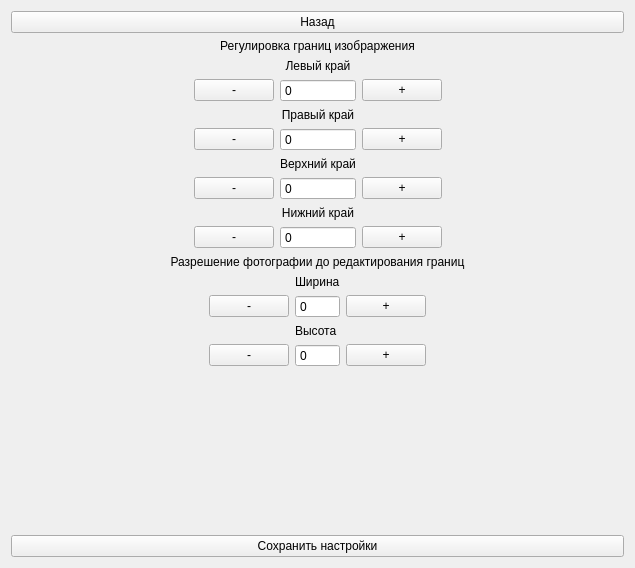
The window that resources/ui/SettingsForm.ui (StellarCampfire/GeoPhoto) describes before a commit, drawn with Qt 5.
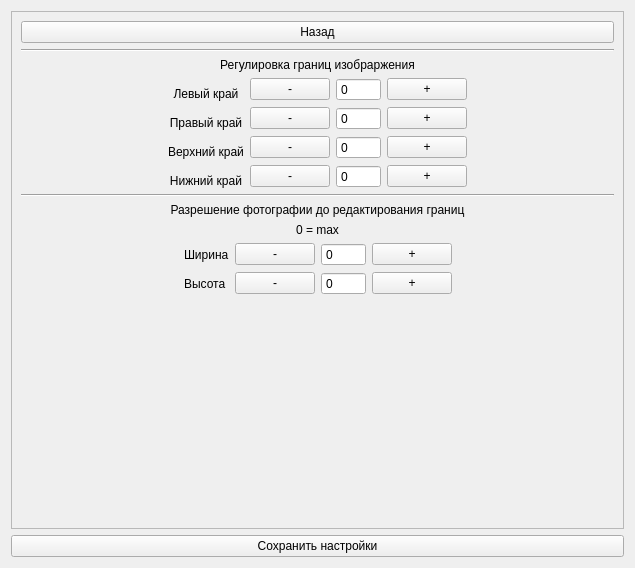
The same window after the commit.

Commit message: settings window

The edit to the form file:
```diff
--- a/resources/ui/SettingsForm.ui
+++ b/resources/ui/SettingsForm.ui
@@ -15,12 +15,34 @@
   </property>
   <layout class="QVBoxLayout" name="verticalLayout">
    <item>
+    <widget class="QScrollArea" name="scrollArea">
+     <property name="widgetResizable">
+      <bool>true</bool>
+     </property>
+     <widget class="QWidget" name="scrollAreaWidgetContents">
+      <property name="geometry">
+       <rect>
+        <x>0</x>
+        <y>0</y>
+        <width>621</width>
+        <height>533</height>
+       </rect>
+      </property>
+      <layout class="QVBoxLayout" name="verticalLayout_2">
+       <item>
     <widget class="QPushButton" name="back_pushButton">
      <property name="text">
       <string>Назад</string>
      </property>
     </widget>
    </item>
+       <item>
+        <widget class="Line" name="line_2">
+         <property name="orientation">
+          <enum>Qt::Horizontal</enum>
+         </property>
+        </widget>
+       </item>
    <item>
     <widget class="QLabel" name="label">
      <property name="text">
@@ -33,41 +55,51 @@
    </item>
    <item>
     <layout class="QGridLayout" name="gridLayout">
-     <item row="3" column="3">
-      <widget class="QPushButton" name="right_crop_increase_pushButton">
-       <property name="text">
-        <string>+</string>
-       </property>
-      </widget>
-     </item>
-     <item row="2" column="2">
-      <widget class="QLabel" name="label_3">
-       <property name="text">
-        <string>Правый край</string>
-       </property>
-       <property name="alignment">
-        <set>Qt::AlignBottom|Qt::AlignHCenter</set>
-       </property>
-      </widget>
-     </item>
      <item row="7" column="3">
+          <widget class="QSpinBox" name="bottom_crop_spinBox">
+           <property name="buttonSymbols">
+            <enum>QAbstractSpinBox::NoButtons</enum>
+           </property>
+           <property name="maximum">
+            <number>99999</number>
+           </property>
+          </widget>
+         </item>
+         <item row="1" column="2">
+          <widget class="QPushButton" name="left_crop_decrease_pushButton">
+           <property name="text">
+            <string>-</string>
+           </property>
+          </widget>
+         </item>
+         <item row="3" column="2">
+          <widget class="QPushButton" name="right_crop_decrease_pushButton">
+           <property name="text">
+            <string>-</string>
+           </property>
+          </widget>
+         </item>
+         <item row="1" column="0">
+          <spacer name="horizontalSpacer">
+           <property name="orientation">
+            <enum>Qt::Horizontal</enum>
+           </property>
+           <property name="sizeHint" stdset="0">
+            <size>
+             <width>40</width>
+             <height>20</height>
+            </size>
+           </property>
+          </spacer>
+         </item>
+         <item row="7" column="4">
       <widget class="QPushButton" name="bottom_crop_increase_pushButton">
        <property name="text">
         <string>+</string>
        </property>
       </widget>
      </item>
-     <item row="0" column="2">
-      <widget class="QLabel" name="label_2">
-       <property name="text">
-        <string>Левый край</string>
-       </property>
-       <property name="alignment">
-        <set>Qt::AlignBottom|Qt::AlignHCenter</set>
-       </property>
-      </widget>
-     </item>
-     <item row="1" column="2">
+         <item row="1" column="3">
       <widget class="QSpinBox" name="left_crop_spinBox">
        <property name="buttonSymbols">
         <enum>QAbstractSpinBox::NoButtons</enum>
@@ -77,14 +109,31 @@
        </property>
       </widget>
      </item>
-     <item row="7" column="1">
+         <item row="3" column="4">
+          <widget class="QPushButton" name="right_crop_increase_pushButton">
+           <property name="text">
+            <string>+</string>
+           </property>
+          </widget>
+         </item>
+         <item row="7" column="2">
       <widget class="QPushButton" name="bottom_crop_decrease_pushButton">
        <property name="text">
         <string>-</string>
        </property>
       </widget>
      </item>
-     <item row="3" column="2">
+         <item row="5" column="3">
+          <widget class="QSpinBox" name="top_crop_spinBox">
+           <property name="buttonSymbols">
+            <enum>QAbstractSpinBox::NoButtons</enum>
+           </property>
+           <property name="maximum">
+            <number>99999</number>
+           </property>
+          </widget>
+         </item>
+         <item row="3" column="3">
       <widget class="QSpinBox" name="right_crop_spinBox">
        <property name="buttonSymbols">
         <enum>QAbstractSpinBox::NoButtons</enum>
@@ -94,17 +143,51 @@
        </property>
       </widget>
      </item>
+         <item row="1" column="5">
+          <spacer name="horizontalSpacer_2">
+           <property name="orientation">
+            <enum>Qt::Horizontal</enum>
+           </property>
+           <property name="sizeHint" stdset="0">
+            <size>
+             <width>40</width>
+             <height>20</height>
+            </size>
+           </property>
+          </spacer>
+         </item>
+         <item row="1" column="4">
+          <widget class="QPushButton" name="left_crop_increase_pushButton">
+           <property name="text">
+            <string>+</string>
+           </property>
+          </widget>
+         </item>
+         <item row="5" column="4">
+          <widget class="QPushButton" name="top_crop_increase_pushButton">
+           <property name="text">
+            <string>+</string>
+           </property>
+          </widget>
+         </item>
      <item row="5" column="2">
-      <widget class="QSpinBox" name="top_crop_spinBox">
-       <property name="buttonSymbols">
-        <enum>QAbstractSpinBox::NoButtons</enum>
-       </property>
-       <property name="maximum">
-        <number>99999</number>
-       </property>
-      </widget>
-     </item>
-     <item row="4" column="2">
+          <widget class="QPushButton" name="top_crop_decrease_pushButton">
+           <property name="text">
+            <string>-</string>
+           </property>
+          </widget>
+         </item>
+         <item row="3" column="1">
+          <widget class="QLabel" name="label_3">
+           <property name="text">
+            <string>Правый край</string>
+           </property>
+           <property name="alignment">
+            <set>Qt::AlignBottom|Qt::AlignHCenter</set>
+           </property>
+          </widget>
+         </item>
+         <item row="5" column="1">
       <widget class="QLabel" name="label_4">
        <property name="text">
         <string>Верхний край</string>
@@ -114,44 +197,7 @@
        </property>
       </widget>
      </item>
-     <item row="3" column="1">
-      <widget class="QPushButton" name="right_crop_decrease_pushButton">
-       <property name="text">
-        <string>-</string>
-       </property>
-      </widget>
-     </item>
-     <item row="1" column="1">
-      <widget class="QPushButton" name="left_crop_decrease_pushButton">
-       <property name="text">
-        <string>-</string>
-       </property>
-      </widget>
-     </item>
-     <item row="1" column="0">
-      <spacer name="horizontalSpacer">
-       <property name="orientation">
-        <enum>Qt::Horizontal</enum>
-       </property>
-       <property name="sizeHint" stdset="0">
-        <size>
-         <width>40</width>
-         <height>20</height>
-        </size>
-       </property>
-      </spacer>
-     </item>
-     <item row="7" column="2">
-      <widget class="QSpinBox" name="bottom_crop_spinBox">
-       <property name="buttonSymbols">
-        <enum>QAbstractSpinBox::NoButtons</enum>
-       </property>
-       <property name="maximum">
-        <number>99999</number>
-       </property>
-      </widget>
-     </item>
-     <item row="6" column="2">
+         <item row="7" column="1">
       <widget class="QLabel" name="label_5">
        <property name="text">
         <string>Нижний край</string>
@@ -161,41 +207,24 @@
        </property>
       </widget>
      </item>
-     <item row="5" column="3">
-      <widget class="QPushButton" name="top_crop_increase_pushButton">
+         <item row="1" column="1">
+          <widget class="QLabel" name="label_2">
        <property name="text">
-        <string>+</string>
-       </property>
-      </widget>
-     </item>
-     <item row="5" column="1">
-      <widget class="QPushButton" name="top_crop_decrease_pushButton">
-       <property name="text">
-        <string>-</string>
+            <string>Левый край</string>
+           </property>
+           <property name="alignment">
+            <set>Qt::AlignBottom|Qt::AlignHCenter</set>
        </property>
       </widget>
      </item>
-     <item row="1" column="3">
-      <widget class="QPushButton" name="left_crop_increase_pushButton">
-       <property name="text">
-        <string>+</string>
-       </property>
-      </widget>
-     </item>
-     <item row="1" column="4">
-      <spacer name="horizontalSpacer_2">
+        </layout>
+       </item>
+       <item>
+        <widget class="Line" name="line">
        <property name="orientation">
         <enum>Qt::Horizontal</enum>
        </property>
-       <property name="sizeHint" stdset="0">
-        <size>
-         <width>40</width>
-         <height>20</height>
-        </size>
-       </property>
-      </spacer>
-     </item>
-    </layout>
+        </widget>
    </item>
    <item>
     <widget class="QLabel" name="label_6">
@@ -207,29 +236,50 @@
      </property>
     </widget>
    </item>
+       <item>
+        <widget class="QLabel" name="label_9">
+         <property name="text">
+          <string>0 = max</string>
+         </property>
+         <property name="alignment">
+          <set>Qt::AlignCenter</set>
+         </property>
+        </widget>
+       </item>
    <item>
     <layout class="QGridLayout" name="gridLayout_2">
-     <item row="3" column="3">
+         <item row="3" column="2">
+          <widget class="QPushButton" name="height_decrease_pushButton">
+           <property name="text">
+            <string>-</string>
+           </property>
+          </widget>
+         </item>
+         <item row="1" column="4">
+          <widget class="QPushButton" name="width_increase_pushButton">
+           <property name="text">
+            <string>+</string>
+           </property>
+          </widget>
+         </item>
+         <item row="1" column="3">
+          <widget class="QSpinBox" name="width_spinBox">
+           <property name="buttonSymbols">
+            <enum>QAbstractSpinBox::NoButtons</enum>
+           </property>
+           <property name="maximum">
+            <number>99999</number>
+           </property>
+          </widget>
+         </item>
+         <item row="3" column="4">
       <widget class="QPushButton" name="height_increase_pushButton">
        <property name="text">
         <string>+</string>
        </property>
       </widget>
      </item>
-     <item row="1" column="0">
-      <spacer name="horizontalSpacer_3">
-       <property name="orientation">
-        <enum>Qt::Horizontal</enum>
-       </property>
-       <property name="sizeHint" stdset="0">
-        <size>
-         <width>40</width>
-         <height>20</height>
-        </size>
-       </property>
-      </spacer>
-     </item>
-     <item row="1" column="4">
+         <item row="1" column="5">
       <spacer name="horizontalSpacer_4">
        <property name="orientation">
         <enum>Qt::Horizontal</enum>
@@ -242,61 +292,50 @@
        </property>
       </spacer>
      </item>
-     <item row="1" column="1">
+         <item row="1" column="0">
+          <spacer name="horizontalSpacer_3">
+           <property name="orientation">
+            <enum>Qt::Horizontal</enum>
+           </property>
+           <property name="sizeHint" stdset="0">
+            <size>
+             <width>40</width>
+             <height>20</height>
+            </size>
+           </property>
+          </spacer>
+         </item>
+         <item row="1" column="2">
       <widget class="QPushButton" name="width_decrease_pushButton">
        <property name="text">
         <string>-</string>
        </property>
       </widget>
      </item>
-     <item row="0" column="2">
+         <item row="3" column="3">
+          <widget class="QSpinBox" name="height_spinBox">
+           <property name="buttonSymbols">
+            <enum>QAbstractSpinBox::NoButtons</enum>
+           </property>
+           <property name="maximum">
+            <number>99999</number>
+           </property>
+          </widget>
+         </item>
+         <item row="1" column="1">
       <widget class="QLabel" name="label_7">
        <property name="text">
         <string>Ширина</string>
        </property>
       </widget>
      </item>
-     <item row="3" column="2">
-      <widget class="QSpinBox" name="height_spinBox">
-       <property name="buttonSymbols">
-        <enum>QAbstractSpinBox::NoButtons</enum>
-       </property>
-       <property name="maximum">
-        <number>99999</number>
-       </property>
-      </widget>
-     </item>
-     <item row="2" column="2">
+         <item row="3" column="1">
       <widget class="QLabel" name="label_8">
        <property name="text">
         <string>Высота</string>
        </property>
       </widget>
      </item>
-     <item row="1" column="3">
-      <widget class="QPushButton" name="width_increase_pushButton">
-       <property name="text">
-        <string>+</string>
-       </property>
-      </widget>
-     </item>
-     <item row="1" column="2">
-      <widget class="QSpinBox" name="width_spinBox">
-       <property name="buttonSymbols">
-        <enum>QAbstractSpinBox::NoButtons</enum>
-       </property>
-       <property name="maximum">
-        <number>99999</number>
-       </property>
-      </widget>
-     </item>
-     <item row="3" column="1">
-      <widget class="QPushButton" name="height_decrease_pushButton">
-       <property name="text">
-        <string>-</string>
-       </property>
-      </widget>
-     </item>
     </layout>
    </item>
    <item>
@@ -311,6 +350,10 @@
       </size>
      </property>
     </spacer>
+       </item>
+      </layout>
+     </widget>
+    </widget>
    </item>
    <item>
     <widget class="QPushButton" name="save_settings_pushButton">
```
Lines whose indentation alone changed are shown as unchanged. The commit also changes 1 other file.
